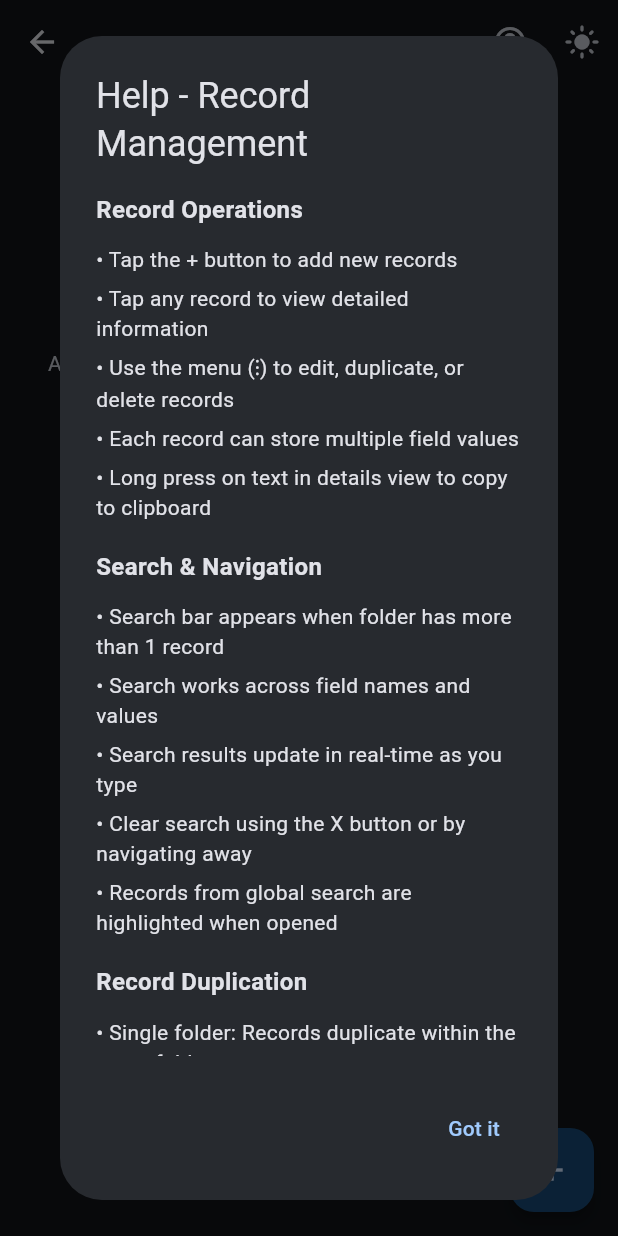
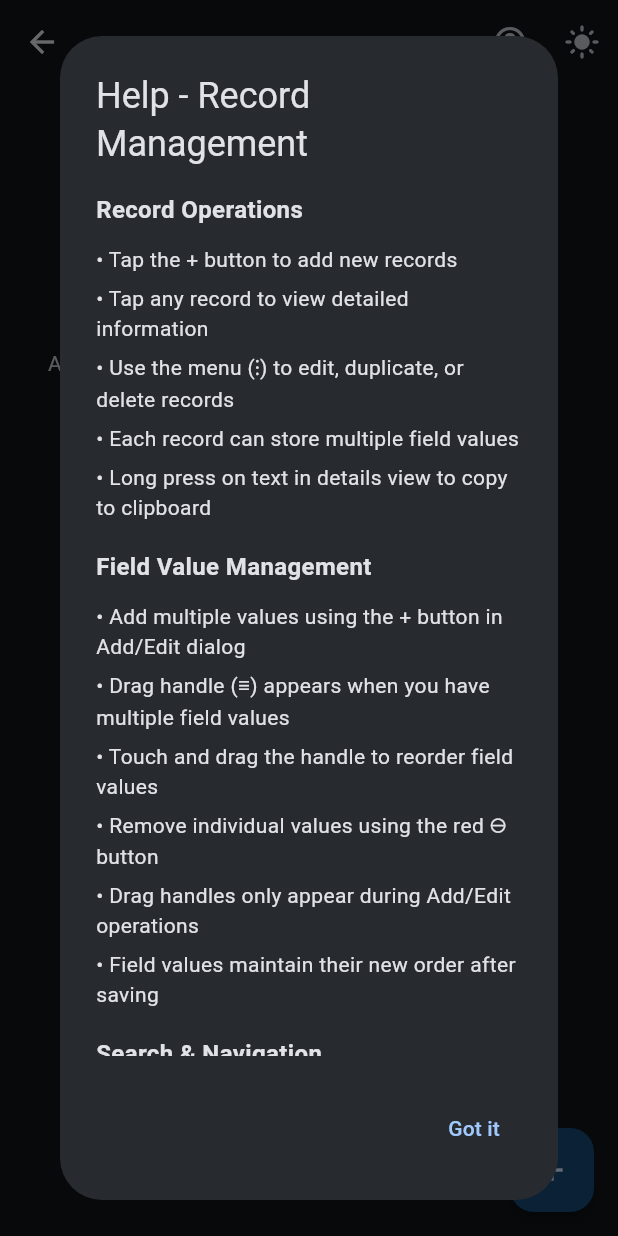
Before and after one commit to ananyaakamat/my-records-flutter-app, a Flutter app: the RecordScreen screen opened directly with empty values, after a tap on the "help outline" icon, on a phone screen of 412 x 824 dp. Run offline on Flutter 3.47's test engine with Material 3 defaults, Android fonts, the phone set to English and light mode, and no system bars; our stand-ins replace flutter_riverpod, flutter_secure_storage, local_auth, share_plus, shared_preferences, sqflite; missing offline and left inert: encrypt, workmanager; accounts and stored records are empty.

Commit message:
Update record screen help with drag handle functionality documentation
Enhanced Help Content:
- Added new 'Field Value Management' section to record screen help dialog
- Documented drag handle (≡) functionality for reordering field values
- Explained when drag handles appear (Add/Edit operations only)
- Added instructions for adding multiple values and removing individual values
- Clarified that field values maintain their order after saving
- Improved user understanding of field value management features

User Experience Improvements:
- Users now have clear guidance on using drag-and-drop functionality
- Help content covers complete field value workflow
- Documentation matches actual app behavior and UI elements
- Comprehensive coverage of all field value management operations

Technical Updates:
- Updated record_screen.dart help dialog content
- Maintained existing help structure and styling
- No breaking changes to existing functionality
- Ready for production deployment

```diff
--- a/lib/features/records/presentation/record_screen.dart
+++ b/lib/features/records/presentation/record_screen.dart
@@ -935,6 +935,25 @@ class _RecordScreenState extends ConsumerState<RecordScreen> {
               Text('• Long press on text in details view to copy to clipboard'),
               SizedBox(height: 18),
               Text(
+                'Field Value Management',
+                style: TextStyle(fontWeight: FontWeight.bold, fontSize: 16),
+              ),
+              SizedBox(height: 12),
+              Text(
+                  '• Add multiple values using the + button in Add/Edit dialog'),
+              SizedBox(height: 6),
+              Text(
+                  '• Drag handle (≡) appears when you have multiple field values'),
+              SizedBox(height: 6),
+              Text('• Touch and drag the handle to reorder field values'),
+              SizedBox(height: 6),
+              Text('• Remove individual values using the red ⊖ button'),
+              SizedBox(height: 6),
+              Text('• Drag handles only appear during Add/Edit operations'),
+              SizedBox(height: 6),
+              Text('• Field values maintain their new order after saving'),
+              SizedBox(height: 18),
+              Text(
                 'Search & Navigation',
                 style: TextStyle(fontWeight: FontWeight.bold, fontSize: 16),
               ),
```
